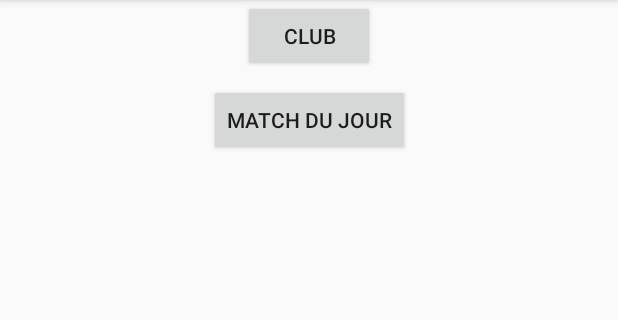
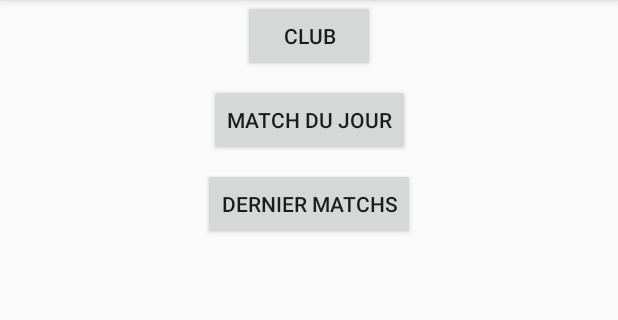
Before and after one commit to SaillyMaxence/AndroidLPDim, an Android app: the LeagueActivity screen opened directly, with no data from a screen before it, on a phone screen of 412 x 824 dp, the part 84-404 px from its top. Run offline under Robolectric (Android 15) with nearby library versions, the phone set to English and light mode, and no system bars; 1 statement that could not run was skipped.

Commit message:
add last Match features

```diff
--- a/app/src/main/AndroidManifest.xml
+++ b/app/src/main/AndroidManifest.xml
@@ -11,6 +11,7 @@
         android:roundIcon="@mipmap/ic_launcher_round"
         android:supportsRtl="true"
         android:theme="@style/AppTheme">
+        <activity android:name=".LastMatch"></activity>
         <activity android:name=".club" />
         <activity android:name=".dayMatch" />
         <activity android:name=".LeagueActivity" />
@@ -22,7 +23,7 @@
                 <category android:name="android.intent.category.LAUNCHER" />
             </intent-filter>
         </activity>
-        <activity android:name=".ClubInformations"></activity>
+        <activity android:name=".ClubInformations" />
     </application>
 
 </manifest>
--- a/app/src/main/java/com/example/lpdimandroid/LeagueActivity.java
+++ b/app/src/main/java/com/example/lpdimandroid/LeagueActivity.java
@@ -22,9 +22,9 @@ public class LeagueActivity extends AppCompatActivity {
         club.setOnClickListener(new View.OnClickListener() {
             @Override
             public void onClick(View v) {
-                Intent club = new Intent(LeagueActivity.this,club.class);
-                club.putExtra("leagueId",leagueId);
-                club.putExtra("leagueName",leagueName);
+                Intent club = new Intent(LeagueActivity.this, club.class);
+                club.putExtra("leagueId", leagueId);
+                club.putExtra("leagueName", leagueName);
                 startActivity(club);
             }
         });
@@ -34,10 +34,20 @@ public class LeagueActivity extends AppCompatActivity {
             @Override
             public void onClick(View v) {
                 // Afficher les match du jour
-                Intent dayMatch = new Intent(LeagueActivity.this,dayMatch.class);
-                dayMatch.putExtra("leagueId",leagueId);
-                dayMatch.putExtra("leagueName",leagueName);
+                Intent dayMatch = new Intent(LeagueActivity.this, dayMatch.class);
+                dayMatch.putExtra("leagueId", leagueId);
+                dayMatch.putExtra("leagueName", leagueName);
                 startActivity(dayMatch);
+            }
+        });
+
+        Button lastMatch = findViewById(R.id.lastMatch);
+        lastMatch.setOnClickListener(new View.OnClickListener() {
+            @Override
+            public void onClick(View v) {
+                Intent lastMatch = new Intent(LeagueActivity.this, LastMatch.class);
+                lastMatch.putExtra(LastMatch.EXTRA_LEAGUE_ID, leagueId);
+                startActivity(lastMatch);
             }
         });
 
--- a/app/src/main/res/layout/activity_league.xml
+++ b/app/src/main/res/layout/activity_league.xml
@@ -24,4 +24,14 @@
         app:layout_constraintLeft_toLeftOf="parent"
         app:layout_constraintRight_toRightOf="parent"
         app:layout_constraintTop_toBottomOf="@+id/club" />
+
+    <Button
+        android:id="@+id/lastMatch"
+        android:layout_width="wrap_content"
+        android:layout_height="wrap_content"
+        android:layout_marginTop="8dp"
+        android:text="Dernier matchs"
+        app:layout_constraintLeft_toLeftOf="parent"
+        app:layout_constraintRight_toRightOf="parent"
+        app:layout_constraintTop_toBottomOf="@+id/dayMatch" />
 </android.support.constraint.ConstraintLayout>
```
Also changed, not shown: app/src/main/java/com/example/lpdimandroid/LastMatch.java (added, +73 -0 lines), app/src/main/java/com/example/lpdimandroid/bean/api/LastMatchPlayed.java (added, +40 -0 lines), app/src/main/java/com/example/lpdimandroid/bean/api/SearchLastMatch.java (added, +16 -0 lines), app/src/main/res/layout/activity_last_match.xml (added, +14 -0 lines).
